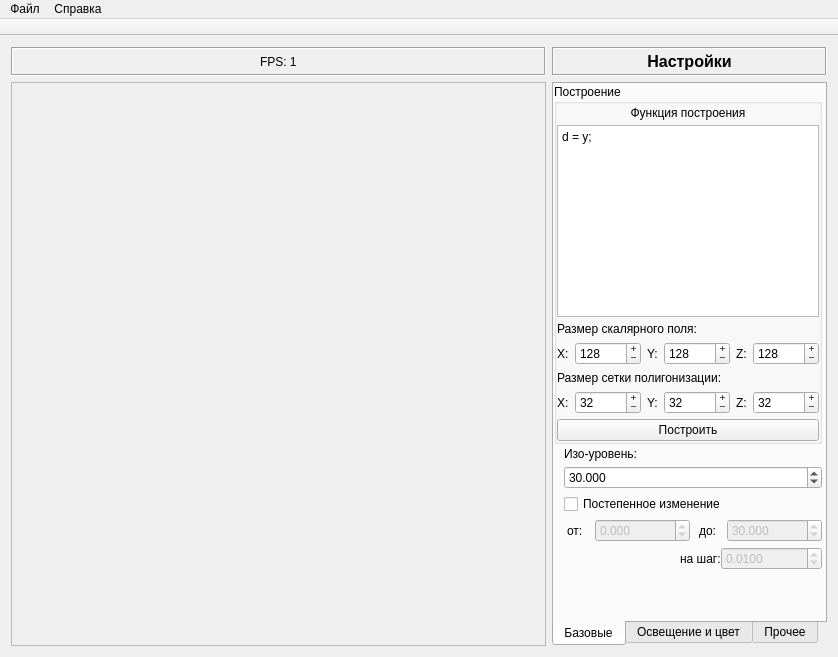
Qt form vrender-gui/ui/mainwindow.ui (RealSfera/VRender) before a commit.
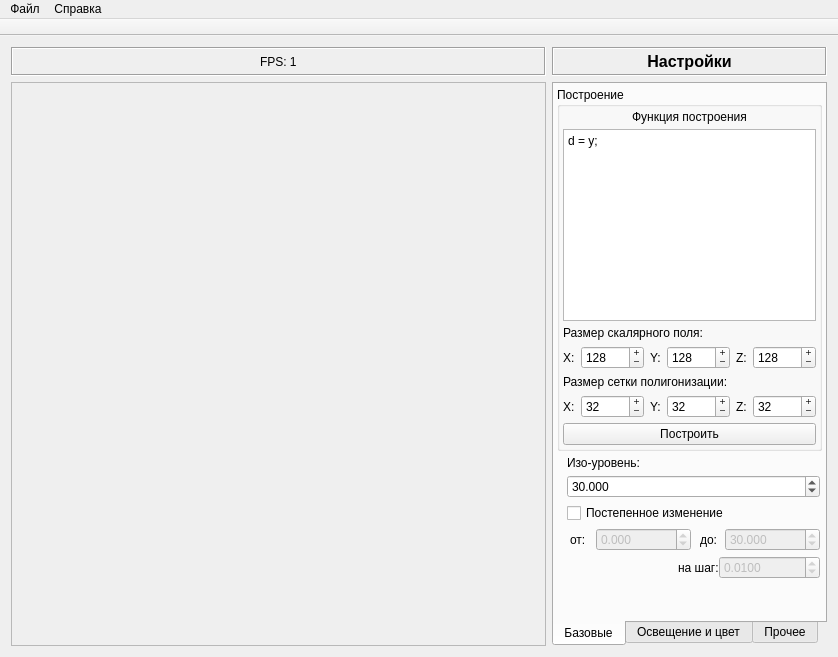
The same form after that commit.

Commit message: Небольшая модификация GUI и переход на системный gl.h

What changed in the file:
```diff
--- a/vrender-gui/ui/mainwindow.ui
+++ b/vrender-gui/ui/mainwindow.ui
@@ -66,18 +66,9 @@
           <property name="spacing">
            <number>3</number>
           </property>
-          <property name="leftMargin">
-           <number>0</number>
-          </property>
-          <property name="topMargin">
-           <number>0</number>
-          </property>
-          <property name="rightMargin">
+          <property name="margin">
            <number>3</number>
           </property>
-          <property name="bottomMargin">
-           <number>0</number>
-          </property>
           <item>
            <widget class="QGroupBox" name="groupBox_2">
             <property name="title">
@@ -85,19 +76,10 @@
             </property>
             <layout class="QVBoxLayout" name="verticalLayout_11">
              <property name="spacing">
-              <number>0</number>
+              <number>3</number>
              </property>
-             <property name="leftMargin">
-              <number>0</number>
-             </property>
-             <property name="topMargin">
-              <number>2</number>
-             </property>
-             <property name="rightMargin">
-              <number>0</number>
-             </property>
-             <property name="bottomMargin">
-              <number>0</number>
+             <property name="margin">
+              <number>3</number>
              </property>
              <item>
               <layout class="QVBoxLayout" name="verticalLayout_15">
@@ -326,6 +308,15 @@
             <property name="leftMargin">
              <number>10</number>
             </property>
+            <property name="topMargin">
+             <number>2</number>
+            </property>
+            <property name="rightMargin">
+             <number>2</number>
+            </property>
+            <property name="bottomMargin">
+             <number>2</number>
+            </property>
             <item>
              <widget class="QLabel" name="label_24">
               <property name="text">
```
Left out of the diff: 39 changed lines with no effect on the pictures. The commit also changes 2 other files.
